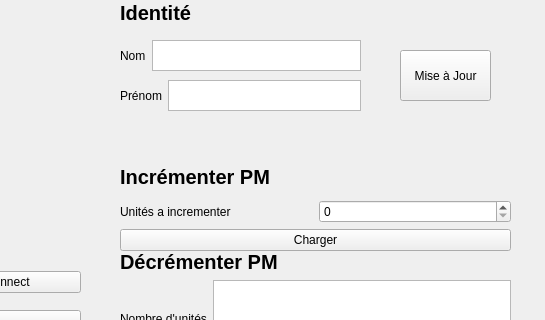
First picture: the form in TP_Odalid/TP_Odalid.ui, repository Romeo-mz/TP-CSF, before the edit; both pictures show x 260 to 805 and y 0 to 320 of the 805 by 486 pixel window.
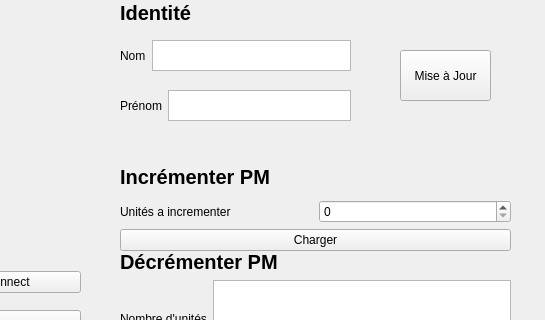
Second picture: the form after the edit. Icons and pictures are not drawn.

Commit message: Add TP_Odalid

The edit to the form file:
```diff
--- a/TP_Odalid/TP_Odalid.ui
+++ b/TP_Odalid/TP_Odalid.ui
@@ -46,32 +46,6 @@
      <string>Porte monnaie sur carte MIFARE Classic</string>
     </property>
    </widget>
-   <widget class="QWidget" name="verticalLayoutWidget">
-    <property name="geometry">
-     <rect>
-      <x>380</x>
-      <y>80</y>
-      <width>241</width>
-      <height>31</height>
-     </rect>
-    </property>
-    <layout class="QVBoxLayout" name="verticalLayout">
-     <item>
-      <layout class="QHBoxLayout" name="horizontalLayout">
-       <item>
-        <widget class="QLabel" name="lastnameLabel">
-         <property name="text">
-          <string>Prénom</string>
-         </property>
-        </widget>
-       </item>
-       <item>
-        <widget class="QTextEdit" name="lastnameTextEdit"/>
-       </item>
-      </layout>
-     </item>
-    </layout>
-   </widget>
    <widget class="QWidget" name="verticalLayoutWidget_2">
     <property name="geometry">
      <rect>
@@ -325,15 +299,30 @@
      </item>
     </layout>
    </widget>
-   <widget class="QWidget" name="layoutWidget">
+   <widget class="QPushButton" name="updateButton">
+    <property name="geometry">
+     <rect>
+      <x>660</x>
+      <y>50</y>
+      <width>91</width>
+      <height>51</height>
+     </rect>
+    </property>
+    <property name="text">
+     <string>Mise à Jour</string>
+    </property>
+   </widget>
+   <widget class="QWidget" name="verticalLayoutWidget_5">
     <property name="geometry">
      <rect>
       <x>380</x>
       <y>40</y>
-      <width>241</width>
+      <width>231</width>
       <height>31</height>
      </rect>
     </property>
+    <layout class="QVBoxLayout" name="verticalLayout_6">
+     <item>
     <layout class="QHBoxLayout" name="horizontalLayout_2">
      <item>
       <widget class="QLabel" name="nameLabel">
@@ -353,19 +342,38 @@
       </widget>
      </item>
     </layout>
+     </item>
+    </layout>
    </widget>
-   <widget class="QPushButton" name="updateButton">
+   <widget class="QWidget" name="horizontalLayoutWidget">
     <property name="geometry">
      <rect>
-      <x>660</x>
-      <y>50</y>
-      <width>91</width>
-      <height>51</height>
+      <x>380</x>
+      <y>90</y>
+      <width>231</width>
+      <height>31</height>
      </rect>
     </property>
+    <layout class="QHBoxLayout" name="horizontalLayout_11">
+     <item>
+      <layout class="QVBoxLayout" name="verticalLayout">
+       <item>
+        <layout class="QHBoxLayout" name="horizontalLayout">
+         <item>
+          <widget class="QLabel" name="lastnameLabel">
     <property name="text">
-     <string>Mise à Jour</string>
-    </property>
+            <string>Prénom</string>
+           </property>
+          </widget>
+         </item>
+         <item>
+          <widget class="QTextEdit" name="lastnameTextEdit"/>
+         </item>
+        </layout>
+       </item>
+      </layout>
+     </item>
+    </layout>
    </widget>
   </widget>
   <widget class="QStatusBar" name="statusbar"/>
```
Lines whose indentation alone changed are shown as unchanged. The commit also changes 1 other file.
